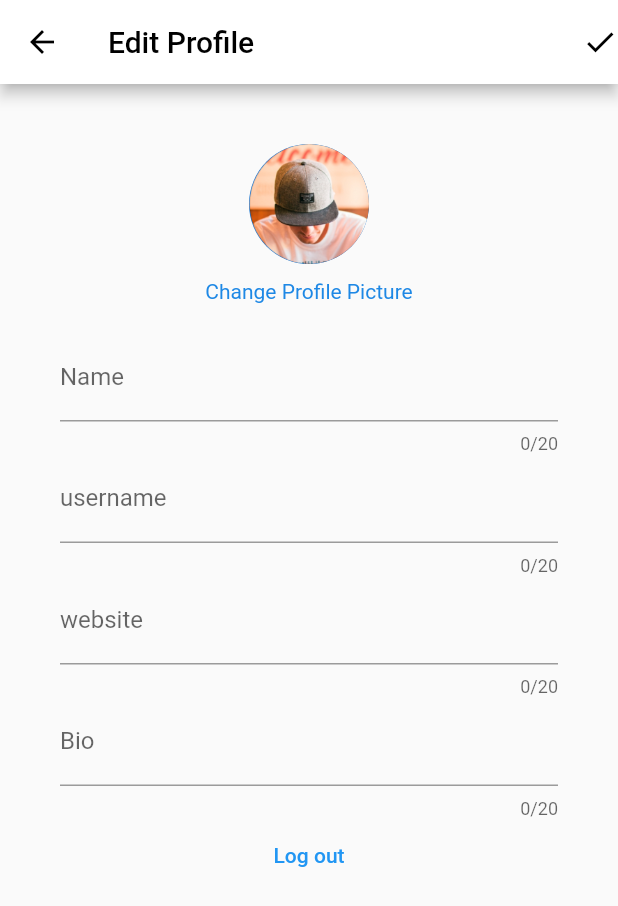
After one commit to akr-25/instagram, a Flutter app: the UserProfile screen opened by its route, item 5 of the bottom bar chosen, after a tap on "Edit Profile", on a phone screen of 412 x 824 dp. The commit adds this screen. Shown: the top 906 px of the screen. Run offline on Flutter 3.47's test engine with Material 2 defaults, Android fonts, the phone set to English and light mode, and no system bars; our stand-ins replace cloud_firestore, firebase_auth, firebase_core, shared_preferences; missing offline and left inert: flutter_facebook_auth; accounts and stored records are empty; network calls fail.

Commit message:
added profile backend

```diff
--- a/lib/main.dart
+++ b/lib/main.dart
@@ -1,14 +1,39 @@
+import 'package:firebase_core/firebase_core.dart';
 import 'package:flutter/material.dart';
 import 'package:instagram/routes.dart';
+import 'package:shared_preferences/shared_preferences.dart';
 
-void main() => runApp(MyApp());
+void main() async {
+  WidgetsFlutterBinding.ensureInitialized();
+  SharedPreferences prefs = await SharedPreferences.getInstance();
+  await Firebase.initializeApp();
+  runApp(MyApp(prefs));
+}
 
-class MyApp extends StatelessWidget {
+class MyApp extends StatefulWidget {
+  final prefs;
+  MyApp(this.prefs);
+
+  @override
+  _MyAppState createState() => _MyAppState(prefs);
+}
+
+class _MyAppState extends State<MyApp> {
+  var prefs;
+  var uid;
+
+  @override
+  _MyAppState(this.prefs);
+  void initState() {
+    uid = prefs.getString('uid');
+    super.initState();
+  }
+
   @override
   Widget build(BuildContext context) {
     return MaterialApp(
       title: 'Instagram',
-      initialRoute: '/',
+      initialRoute: (uid == null) ? '/' : '/feed',
       onGenerateRoute: RouteGenerator.generateRoute,
     );
   }
--- /dev/null
+++ b/lib/pages/edit_profile.dart
@@ -0,0 +1,137 @@
+import 'dart:developer';
+
+import 'package:flutter/material.dart';
+import 'package:instagram/services/auth.dart';
+import 'package:instagram/services/database.dart';
+import 'package:instagram/services/memory.dart';
+import 'package:shared_preferences/shared_preferences.dart';
+
+class EditProfile extends StatefulWidget {
+  const EditProfile({Key? key}) : super(key: key);
+
+  @override
+  _EditProfileState createState() => _EditProfileState();
+}
+
+class _EditProfileState extends State<EditProfile> {
+  final AuthServices _auth = AuthServices();
+  final DatabaseService db = DatabaseService();
+
+  final displayNameController = TextEditingController(text: "loading");
+  final websiteController = TextEditingController(text: "");
+  final bioController = TextEditingController(text: "");
+  final usernameController = TextEditingController(text: "");
+
+  setData() async {
+    SharedPreferences prefs = await SharedPreferences.getInstance();
+    setState(() {
+      displayNameController.text = prefs.getString('displayName') ?? "";
+      usernameController.text = prefs.getString('username') ?? "";
+      bioController.text = prefs.getString('bio') ?? "";
+      websiteController.text = prefs.getString('website') ?? "";
+    });
+  }
+
+  @override
+  void initState() {
+    setData();
+    super.initState();
+  }
+
+  @override
+  void dispose() {
+    displayNameController.dispose();
+    websiteController.dispose();
+    bioController.dispose();
+    usernameController.dispose();
+    super.dispose();
+  }
+
+  @override
+  Widget build(BuildContext context) {
+    return Scaffold(
+      appBar: AppBar(
+        iconTheme: IconThemeData(color: Colors.black),
+        actions: [
+          GestureDetector(
+            onTap: () async {
+              var uid = await Memory().getUid();
+              await db.updateUserData(
+                  uid: uid,
+                  displayName: displayNameController.text.trim(),
+                  username: usernameController.text.trim(),
+                  website: websiteController.text.trim(),
+                  bio: bioController.text.trim());
+              Navigator.pushReplacementNamed(context, '/user');
+            },
+            child: Icon(
+              Icons.check,
+              // size: 40,
+              color: Colors.black,
+            ),
+          )
+        ],
+        title: Text(
+          "Edit Profile",
+          style: TextStyle(color: Colors.black),
+        ),
+        backgroundColor: Colors.white,
+      ),
+      body: SingleChildScrollView(
+        child: Container(
+          padding: EdgeInsets.all(40),
+          child: Column(
+            children: [
+              CircleAvatar(
+                backgroundImage: AssetImage("assets/Oval.png"),
+                radius: 40,
+              ),
+              SizedBox(
+                height: 10,
+              ),
+              Text(
+                "Change Profile Picture",
+                style: TextStyle(color: Colors.blue.shade600),
+              ),
+              SizedBox(
+                height: 20,
+              ),
+              TextFormField(
+                decoration: InputDecoration(labelText: "Name"),
+                maxLength: 20,
+                controller: displayNameController,
+              ),
+              TextFormField(
+                maxLength: 20,
+                decoration: InputDecoration(labelText: "username"),
+                controller: usernameController,
+              ),
+              TextFormField(
+                maxLength: 20,
+                decoration: InputDecoration(labelText: "website"),
+                controller: websiteController,
+              ),
+              TextFormField(
+                decoration: InputDecoration(labelText: "Bio"),
+                maxLength: 20,
+                controller: bioController,
+              ),
+              TextButton(
+                onPressed: () async {
+                  await _auth.signOut();
+                  // await FacebookAuth.instance
+                  //     .logOut()
+                  //     .catchError((e) => log(e.toString()));
+                  Navigator.pushReplacementNamed(context, '/');
+                },
+                child: Text(
+                  "Log out",
+                ),
+              )
+            ],
+          ),
+        ),
+      ),
+    );
+  }
+}
--- a/lib/pages/user.dart
+++ b/lib/pages/user.dart
@@ -1,11 +1,39 @@
 import 'package:flutter/material.dart';
 import 'package:instagram/components/BottomNav.dart';
+import 'package:instagram/pages/edit_profile.dart';
+import 'package:shared_preferences/shared_preferences.dart';
 
-class User extends StatelessWidget {
-  const User({Key? key}) : super(key: key);
+class UserProfile extends StatefulWidget {
+  UserProfile({Key? key}) : super(key: key);
 
+  @override
+  _UserProfileState createState() => _UserProfileState();
+}
+
+class _UserProfileState extends State<UserProfile> {
   final numOfPics = 30;
   final crossAxisCount = 3;
+
+  var _displayName = "loading", _bio, _website, _username = "loading";
+
+  setData() async {
+    SharedPreferences prefs = await SharedPreferences.getInstance();
+    // var __displayName =
+    setState(() {
+      _displayName = prefs.getString('displayName') ??
+          prefs.getString('username') ??
+          "error";
+      _bio = prefs.getString('bio');
+      _website = prefs.getString('website');
+      _username = prefs.getString('username') ?? "error getting username";
+    });
+  }
+
+  @override
+  void initState() {
+    setData();
+    super.initState();
+  }
 
   @override
   Widget build(BuildContext context) {
@@ -25,7 +53,7 @@ class User extends StatelessWidget {
               width: 5,
             ),
             Text(
-              "apna_clg",
+              _username,
               style: TextStyle(
                 color: Colors.black,
                 fontSize: 16,
@@ -105,7 +133,7 @@ class User extends StatelessWidget {
                 crossAxisAlignment: CrossAxisAlignment.start,
                 children: [
                   Text(
-                    "Jacob West",
+                    "$_displayName",
                     style: TextStyle(
                       fontSize: 15,
                     ),
@@ -113,26 +141,29 @@ class User extends StatelessWidget {
                   SizedBox(
                     height: 1,
                   ),
+                  if (_bio != null)
                     Text.rich(
                       TextSpan(
-                      text: 'Digital goodies designer',
+                        text: _bio,
                         style: TextStyle(
                           fontSize: 15,
                         ),
-                      children: [
-                        TextSpan(
-                            text: '  @pixsellz',
-                            style: TextStyle(color: Colors.blue[800]))
-                      ],
+                        // children: [
+                        //   TextSpan(
+                        //       text: '  @pixsellz',
+                        //       style: TextStyle(color: Colors.blue[800]))
+                        // ],
                       ),
                     ),
                   SizedBox(
                     height: 1,
                   ),
+                  if (_website != null)
                     Text(
-                    "Everything is designed.",
+                      _website,
                       style: TextStyle(
                         fontSize: 15,
+                        color: Colors.blue[800],
                       ),
                     ),
                 ],
@@ -148,9 +179,16 @@ class User extends StatelessWidget {
                     borderRadius: BorderRadius.all(Radius.circular(10))),
                 width: MediaQuery.of(context).size.width,
                 child: Center(
+                    heightFactor: 0.5,
+                    child: TextButton(
+                      onPressed: () {
+                        Navigator.push(context,
+                            MaterialPageRoute(builder: (_) => EditProfile()));
+                      },
                       child: Text(
                         "Edit Profile",
                         style: TextStyle(fontSize: 16),
+                      ),
                     )),
               ),
             ),
--- a/lib/routes.dart
+++ b/lib/routes.dart
@@ -36,7 +36,7 @@ class RouteGenerator {
             transitionDuration: Duration(milliseconds: 0));
       case '/user':
         return PageRouteBuilder(
-            pageBuilder: (_, animation1, animation2) => User(),
+            pageBuilder: (_, animation1, animation2) => UserProfile(),
             transitionDuration: Duration(milliseconds: 0));
       default:
         {
--- /dev/null
+++ b/lib/services/database.dart
@@ -0,0 +1,91 @@
+import 'dart:developer';
+import 'package:cloud_firestore/cloud_firestore.dart';
+import 'package:instagram/services/memory.dart';
+import 'package:shared_preferences/shared_preferences.dart';
+
+class DatabaseService {
+  late String uid;
+  final Memory mem = Memory();
+  CollectionReference userCollection =
+      FirebaseFirestore.instance.collection('users');
+
+  Future addUserData(
+      {userCredential,
+      username,
+      required email,
+      required password,
+      bio,
+      displayName,
+      website}) async {
+    final data = await userCollection.add({
+      'password': password,
+      // actual information
+      'uid': userCredential.user.uid,
+      'username': username,
+      'email': email,
+      'bio': bio,
+      'displayName': displayName,
+      'website': website,
+    });
+    await mem.saveUser(userCredential.user!.uid);
+    await mem.setMemory({
+      'username': username,
+      'displayName': displayName,
+      'email': email,
+      'bio': bio,
+      'website': website,
+      'documentID': data.id
+    });
+  }
+
+  Future updateUserData(
+      {required uid,
+      userCredential,
+      username,
+      bio,
+      displayName,
+      website}) async {
+    try {
+      final SharedPreferences prefs = await SharedPreferences.getInstance();
+      final documentID = prefs.getString("documentID");
+      var _username = username ?? prefs.getString("username");
+      var _bio = bio ?? prefs.getString("bio");
+      var _displayName = displayName ?? prefs.getString("displayName");
+      var _website = website ?? prefs.getString("website");
+      await userCollection.doc(documentID).update({
+        'username': _username,
+        'bio': _bio,
+        'displayName': _displayName,
+        'website': _website,
+      });
+      await mem.setMemory({
+        'username': _username,
+        'bio': _bio,
+        'displayName': _displayName,
+        'website': _website,
+        'email': prefs.getString('email'),
+        'documentID': documentID,
+      });
+    } catch (e) {
+      log(e.toString());
+    }
+  }
+
+  Future getUserData() async {
+    var uid = await mem.getUid();
+    String? documentID;
+    Object? data;
+    QuerySnapshot<Object?> userData =
+        await userCollection.where('uid', isEqualTo: uid).get();
+    userData.docs.toList().forEach((element) {
+      documentID = element.id;
+      data = element.data();
+    });
+    await mem.setMemory(data);
+    return {'documentID': documentID, 'data': data};
+  }
+
+  Stream<DocumentSnapshot<Object?>> get userData {
+    return userCollection.doc(uid).snapshots();
+  }
+}
--- /dev/null
+++ b/lib/services/memory.dart
@@ -0,0 +1,37 @@
+import 'package:shared_preferences/shared_preferences.dart';
+
+class Memory {
+  List param = [
+    "username",
+    "displayName",
+    "bio",
+    "website",
+    "email",
+    "documentID"
+  ];
+
+  setMemory(_userData) async {
+    SharedPreferences prefs = await SharedPreferences.getInstance();
+    param.forEach((parameter) {
+      if (_userData[parameter] != null)
+        prefs.setString(parameter, _userData[parameter]);
+    });
+  }
+
+  Future saveUser(uid) async {
+    SharedPreferences prefs = await SharedPreferences.getInstance();
+    prefs.setString('uid', uid);
+  }
+
+  Future deleteUser() async {
+    SharedPreferences prefs = await SharedPreferences.getInstance();
+    param.forEach((parameter) {
+      prefs.remove(parameter);
+    });
+  }
+
+  getUid() async {
+    SharedPreferences prefs = await SharedPreferences.getInstance();
+    return prefs.getString('uid');
+  }
+}
```
Also changed, not shown: lib/components/HorizontalOrLine.dart (added, +34 -0 lines), lib/models/user.dart (added, +22 -0 lines), lib/pages/initial_page.dart (+37 -3 lines), lib/pages/login_page.dart (+29 -42 lines), lib/pages/sign_up_page.dart (+43 -41 lines), lib/services/auth.dart (added, +85 -0 lines), pubspec.yaml (+8 -0 lines), pubspec.lock, 6 other files. Lines whose indentation alone changed are shown as unchanged.
